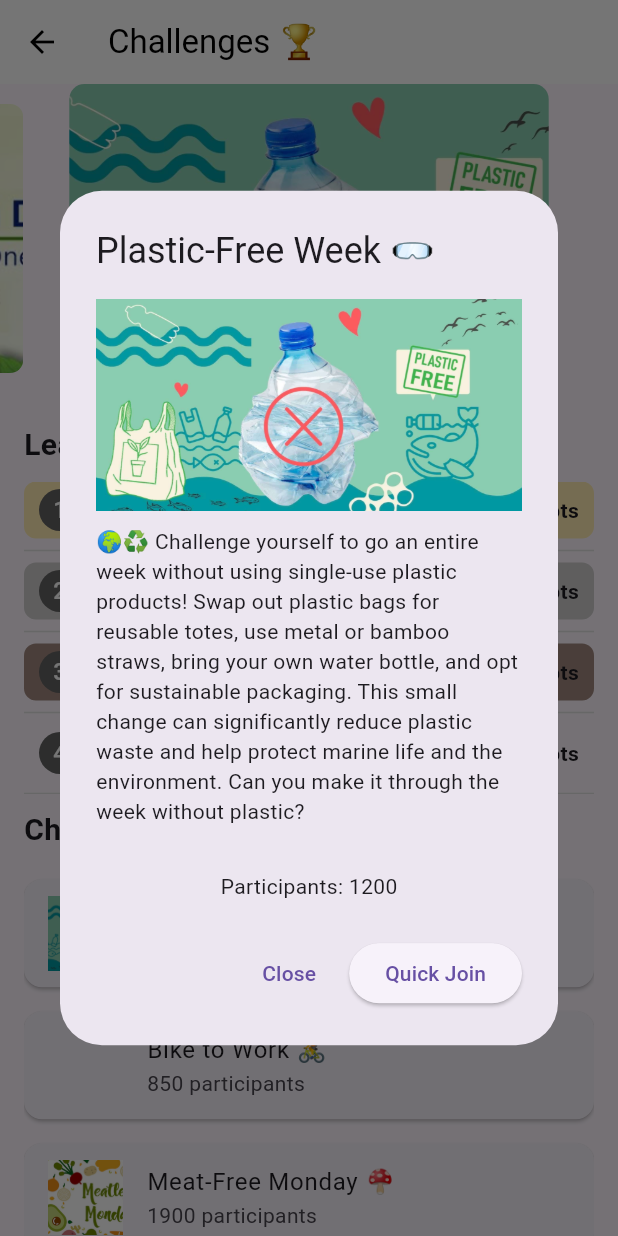
After one commit to zxnb01/ecosnap, a Flutter app: the screen it shows after launch, after a tap on the "arrow back" icon, after a tap on "Plastic-Free Week 🥽", on a phone screen of 412 x 824 dp. The commit adds this screen. Run offline on Flutter 3.47's test engine with Material 3 defaults, Android fonts, the phone set to English and light mode, and no system bars; drawn by our look-alikes of carousel_slider; our stand-ins replace image_picker, percent_indicator.

Commit message:
Updated Challenges Page

```diff
--- /dev/null
+++ b/lib/challenge.dart
@@ -0,0 +1,266 @@
+import 'package:flutter/material.dart';
+import 'package:carousel_slider/carousel_slider.dart';
+
+class ChallengesPage extends StatelessWidget {
+  final List<Map<String, dynamic>> challenges = [
+    {
+      "name": "Plastic-Free Week 🥽",
+      "image": "assets/images/challenge1.png",
+      "description":
+          "🌍♻️ Challenge yourself to go an entire week without using single-use plastic products! Swap out plastic bags for reusable totes, use metal or bamboo straws, bring your own water bottle, and opt for sustainable packaging. This small change can significantly reduce plastic waste and help protect marine life and the environment. Can you make it through the week without plastic?\n",
+      "participants": 1200
+    },
+    {
+      "name": "Bike to Work 🚴",
+      "image": "assets/images/challenge2.png",
+      "description":
+          "🚴‍♂️🌱 Reduce your carbon footprint and stay active by biking to work instead of driving! Cycling not only helps decrease air pollution but also improves your health and fitness. Whether it’s a short commute or a longer ride, this challenge encourages you to embrace eco-friendly transport and make your daily journey more sustainable. Ready to pedal your way to a greener future?\n",
+      "participants": 850
+    },
+    {
+      "name": "Meat-Free Monday 🍄",
+      "image": "assets/images/challenge3.png",
+      "description":
+          "🥦🌎 Join the global movement to reduce meat consumption and lower greenhouse gas emissions! For one day each week, switch to plant-based meals and explore delicious vegetarian and vegan options. By participating, you’re contributing to a more sustainable food system while discovering new flavors and healthier eating habits. Let\’s make a difference—one meal at a time!\n",
+      "participants": 1900
+    },
+    {
+      "name": "Tree Planting Drive 🎄",
+      "image": "assets/images/challenge4.png",
+      "description":
+          "🌳💚 Take part in a greener tomorrow by planting at least one tree this weekend! Trees help combat climate change, improve air quality, and provide habitats for wildlife. Whether you plant a tree in your backyard, at a community park, or with an organization, your small action will have a lasting impact. Let’s grow a better future together!\n",
+      "participants": 2300
+    }
+  ];
+
+  final List<Map<String, dynamic>> leaderboard = [
+    {"name": "🥇 Alice", "points": 1500},
+    {"name": "🥈 Bob", "points": 1350},
+    {"name": "🥉 Charlie", "points": 1200},
+    {"name": "Ruhi", "points": 1050},
+    {"name": "You", "points": 980},
+    {"name": "David", "points": 820},
+  ];
+
+  @override
+  Widget build(BuildContext context) {
+    return Scaffold(
+      appBar: AppBar(
+        leading: IconButton(
+          icon: Icon(Icons.arrow_back, color: Colors.black),
+          onPressed: () {
+            Navigator.pop(context);
+          },
+        ),
+        title: Text(
+          "Challenges 🏆",
+          style: TextStyle(color: Colors.black),
+        ),
+        backgroundColor: Colors.white,
+        elevation: 0,
+      ),
+      body: Column(
+        children: [
+          // Carousel Slider (25% of screen height)
+          CarouselSlider(
+            options: CarouselOptions(
+              height: MediaQuery.of(context).size.height * 0.25,
+              autoPlay: true,
+              enlargeCenterPage: true,
+            ),
+            items: challenges.map((challenge) {
+              return GestureDetector(
+                onTap: () {
+                  _showChallengePopup(context, challenge);
+                },
+                child: Container(
+                  margin: EdgeInsets.symmetric(horizontal: 5.0),
+                  decoration: BoxDecoration(
+                    borderRadius: BorderRadius.circular(10),
+                    image: DecorationImage(
+                      image: AssetImage(challenge["image"]),
+                      fit: BoxFit.cover,
+                    ),
+                  ),
+                  child: Center(
+                    child: Container(
+                      padding: EdgeInsets.all(10),
+                      color: Colors.black.withOpacity(0.5),
+                      child: Text(
+                        challenge["name"],
+                        style: TextStyle(
+                          color: Colors.white,
+                          fontSize: 18,
+                          fontWeight: FontWeight.bold,
+                        ),
+                      ),
+                    ),
+                  ),
+                ),
+              );
+            }).toList(),
+          ),
+
+          SizedBox(height: 20),
+
+          // Leaderboard Section (40% of screen height)
+          Container(
+            height: MediaQuery.of(context).size.height * 0.30,
+            padding: EdgeInsets.symmetric(horizontal: 16),
+            child: Column(
+              crossAxisAlignment: CrossAxisAlignment.start,
+              children: [
+                Text(
+                  "Leaderboard 👑",
+                  style: TextStyle(fontSize: 20, fontWeight: FontWeight.bold),
+                ),
+                SizedBox(height: 10),
+                Expanded(
+                  child: ListView.separated(
+                    itemCount: leaderboard.length,
+                    separatorBuilder: (context, index) =>
+                        Divider(color: Colors.grey[300]),
+                    itemBuilder: (context, index) {
+                      Color? bgColor;
+                      if (index == 0)
+                        bgColor = Colors.amber[100]; // Gold
+                      else if (index == 1)
+                        bgColor =
+                            const Color.fromARGB(255, 206, 204, 204); // Silver
+                      else if (index == 2)
+                        bgColor = Colors.brown[300]; // Bronze
+                      else if (leaderboard[index]["name"] == "You")
+                        bgColor = Colors.green[100]; // Highlight "You"
+
+                      return Container(
+                        padding:
+                            EdgeInsets.symmetric(vertical: 5, horizontal: 10),
+                        decoration: BoxDecoration(
+                          color: bgColor,
+                          borderRadius: BorderRadius.circular(8),
+                        ),
+                        child: Row(
+                          mainAxisAlignment: MainAxisAlignment.spaceBetween,
+                          children: [
+                            Row(
+                              children: [
+                                CircleAvatar(
+                                  radius: 14, // Smaller avatar
+                                  child: Text("${index + 1}"),
+                                  backgroundColor: Colors.grey[700],
+                                  foregroundColor: Colors.white,
+                                ),
+                                SizedBox(width: 10),
+                                Text(
+                                  leaderboard[index]["name"],
+                                  style: TextStyle(
+                                    fontWeight:
+                                        leaderboard[index]["name"] == "You"
+                                            ? FontWeight.bold
+                                            : FontWeight.normal,
+                                  ),
+                                ),
+                              ],
+                            ),
+                            Text(
+                              "${leaderboard[index]["points"]} pts",
+                              style: TextStyle(fontWeight: FontWeight.bold),
+                            ),
+                          ],
+                        ),
+                      );
+                    },
+                  ),
+                ),
+              ],
+            ),
+          ),
+
+          SizedBox(height: 10),
+
+          // Challenges Section
+          Expanded(
+            child: Padding(
+              padding: EdgeInsets.symmetric(horizontal: 16),
+              child: Column(
+                crossAxisAlignment: CrossAxisAlignment.start,
+                children: [
+                  Text(
+                    "Challenges 🏋️",
+                    style: TextStyle(fontSize: 20, fontWeight: FontWeight.bold),
+                  ),
+                  SizedBox(height: 10),
+                  Expanded(
+                    child: ListView.builder(
+                      itemCount: challenges.length,
+                      itemBuilder: (context, index) {
+                        return GestureDetector(
+                          onTap: () {
+                            _showChallengePopup(context, challenges[index]);
+                          },
+                          child: Card(
+                            margin: EdgeInsets.symmetric(vertical: 8),
+                            child: ListTile(
+                              leading: Image.asset(challenges[index]["image"],
+                                  width: 50, height: 50, fit: BoxFit.cover),
+                              title: Text(challenges[index]["name"]),
+                              subtitle: Text(
+                                  "${challenges[index]["participants"]} participants"),
+                            ),
+                          ),
+                        );
+                      },
+                    ),
+                  ),
+                ],
+              ),
+            ),
+          ),
+        ],
+      ),
+    );
+  }
+
+  // Function to Show Challenge Popup
+  void _showChallengePopup(
+      BuildContext context, Map<String, dynamic> challenge) {
+    showDialog(
+      context: context,
+      builder: (BuildContext context) {
+        return AlertDialog(
+          title: Text(challenge["name"]),
+          content: Column(
+            mainAxisSize: MainAxisSize.min,
+            children: [
+              Image.asset(challenge["image"], fit: BoxFit.cover),
+              SizedBox(height: 10),
+              Text(challenge["description"]),
+              SizedBox(height: 10),
+              Text("Participants: ${challenge["participants"]}"),
+            ],
+          ),
+          actions: [
+            TextButton(
+              onPressed: () {
+                Navigator.pop(context); // Close popup
+              },
+              child: Text("Close"),
+            ),
+            ElevatedButton(
+              onPressed: () {
+                Navigator.pop(context); // Close popup
+                ScaffoldMessenger.of(context).showSnackBar(
+                  SnackBar(
+                    content: Text("You have joined this challenge 🚀"),
+                    duration: Duration(seconds: 2),
+                  ),
+                );
+              },
+              child: Text("Quick Join"),
+            ),
+          ],
+        );
+      },
+    );
+  }
+}
--- a/lib/main.dart
+++ b/lib/main.dart
@@ -1,6 +1,7 @@
 import 'package:flutter/material.dart';
 import 'package:percent_indicator/circular_percent_indicator.dart';
 import 'package:image_picker/image_picker.dart';
+import 'challenge.dart'; // Importing Challenge Page
 
 void main() {
   runApp(EcoSnapApp());
@@ -11,13 +12,16 @@ class EcoSnapApp extends StatelessWidget {
   Widget build(BuildContext context) {
     return MaterialApp(
       debugShowCheckedModeBanner: false,
-      home: HomeScreen(),
+      home: HomeScreen(), // Ensure home screen is set
+      routes: {
+        '/challenge': (context) => ChallengesPage(),
+      },
     );
   }
 }
 
 class HomeScreen extends StatelessWidget {
-  final int actionsToday = 3; // Change this value to test
+  final int actionsToday = 3;
   final int maxActions = 5;
   final List<int> weeklyActions = [3, 5, 2, 4, 1, 5, 0];
 
@@ -34,17 +38,16 @@ class HomeScreen extends StatelessWidget {
       appBar: AppBar(
         backgroundColor: Colors.white,
         elevation: 0,
-        title: TextField(
-          decoration: InputDecoration(
-            hintText: "Search...",
-            prefixIcon: Icon(Icons.search),
-            border: OutlineInputBorder(
-              borderRadius: BorderRadius.circular(10),
-              borderSide: BorderSide.none,
-            ),
-            fillColor: Colors.grey[200],
-            filled: true,
-          ),
+        leading: IconButton(
+          icon: Icon(Icons.arrow_back, color: Colors.black),
+          onPressed: () {
+            // Ensure the navigation context is valid
+            if (Navigator.of(context).canPop()) {
+              Navigator.pop(context);
+            } else {
+              Navigator.pushReplacementNamed(context, '/challenge');
+            }
+          },
         ),
       ),
       body: Padding(
```
Also changed, not shown: pubspec.yaml (+7 -4 lines), assets/images/challenge1.png (added), assets/images/challenge3.png (added), assets/images/challenge4.png (added), pubspec.lock, 10 other files.
